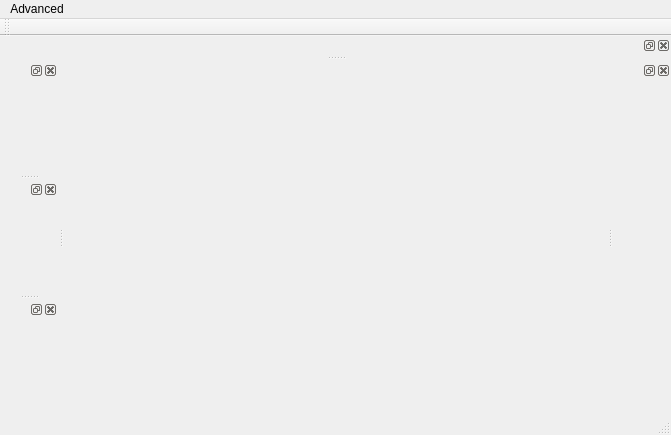
Qt form fileexplorer.ui (zare3/DiskAnalyser) before a commit.
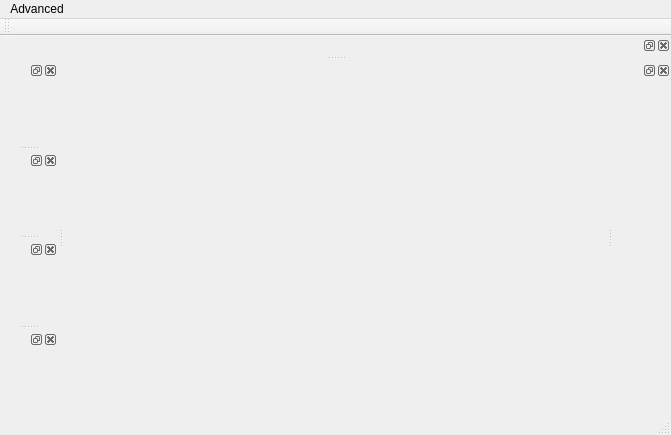
The same form after that commit.

Commit message: interactive chart

What changed in the file:
```diff
--- a/fileexplorer.ui
+++ b/fileexplorer.ui
@@ -76,6 +76,12 @@
    </attribute>
    <widget class="QWidget" name="dockWidgetContents_5"/>
   </widget>
+  <widget class="QDockWidget" name="chart_widget">
+   <attribute name="dockWidgetArea">
+    <number>1</number>
+   </attribute>
+   <widget class="QWidget" name="dockWidgetContents_6"/>
+  </widget>
   <action name="actionCheck_Disk_Fragmentation">
    <property name="text">
     <string>Check Disk Fragmentation</string>
```
The commit also changes 10 other files.
